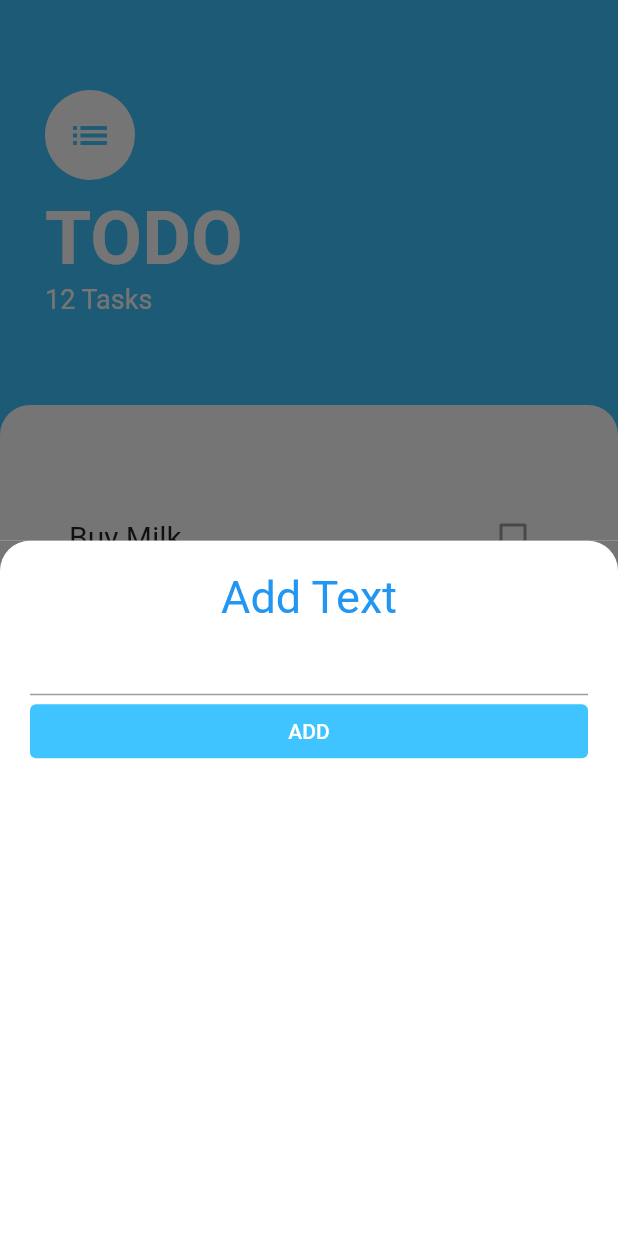
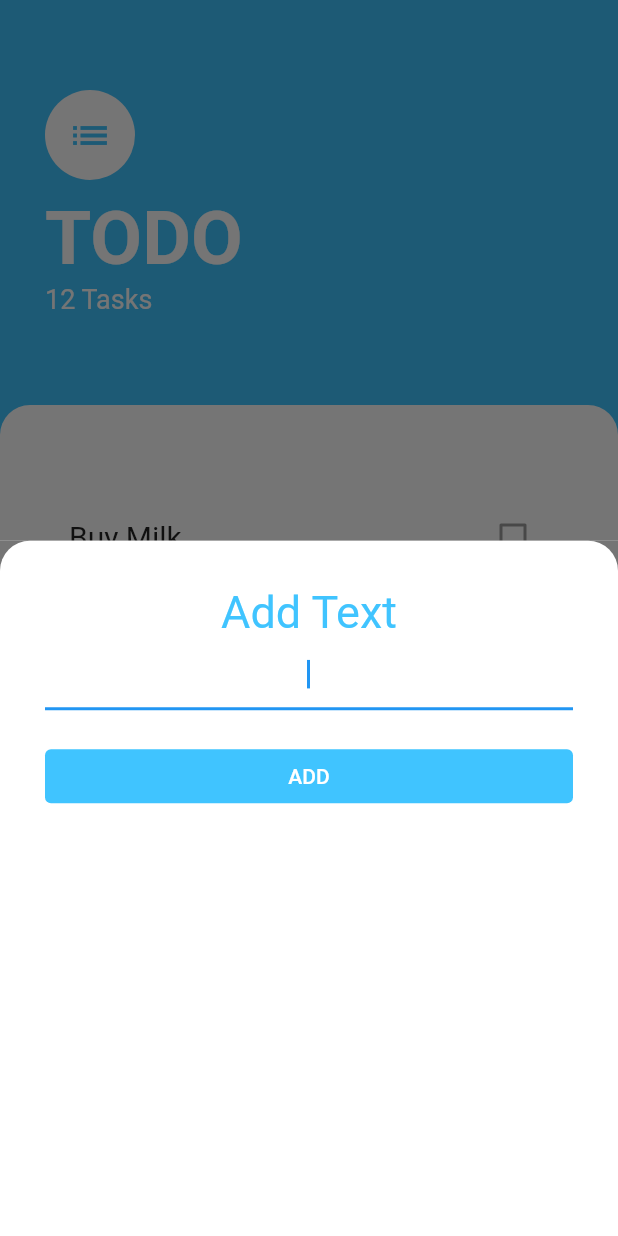
Before and after one commit to Akash701/ToDo, a Flutter app: the screen it shows after launch, after a tap on the "add" icon, on a phone screen of 412 x 824 dp. Run offline on Flutter 3.47's test engine with Material 2 defaults, Android fonts, the phone set to English and light mode, and no system bars.

Commit message:
Button and text added

```diff
--- a/lib/Screens/Add_task.dart
+++ b/lib/Screens/Add_task.dart
@@ -6,7 +6,7 @@ class TaskAdd extends StatelessWidget {
     return Container(
       color: Color(0xff757575),
       child: Container(
-        padding: EdgeInsets.all(20),
+        padding: EdgeInsets.all(30),
         decoration: BoxDecoration(
           color: Colors.white,
           borderRadius: BorderRadius.only(
@@ -22,11 +22,15 @@ class TaskAdd extends StatelessWidget {
               textAlign: TextAlign.center,
               style: TextStyle(
                 fontSize: 30,
-                color: Colors.blue,
+                color: Colors.lightBlueAccent,
               ),
             ),
             TextField(
-              decoration: InputDecoration(),
+              autofocus: true,
+              textAlign: TextAlign.center,
+            ),
+            SizedBox(
+              height: 20,
             ),
             TextButton(
               style: ButtonStyle(
--- a/lib/Screens/screens.dart
+++ b/lib/Screens/screens.dart
@@ -1,5 +1,6 @@
 import 'package:flutter/material.dart';
 import 'package:todo_app/Screens/Add_task.dart';
+import 'package:todo_app/Widgets/TaskList.dart';
 
 class TaskScreen extends StatelessWidget {
   @override
@@ -57,39 +58,7 @@ class TaskScreen extends StatelessWidget {
           ),
           Expanded(
             child: Container(
-              child: ListView(
-                padding:
-                    EdgeInsets.only(top: 60, left: 30, right: 30, bottom: 30),
-                children: [
-                  ListTile(
-                    title: Text(
-                      'Buy Milk',
-                      style: TextStyle(
-                        fontSize: 20,
-                      ),
-                    ),
-                    trailing: Checkbox(value: false),
-                  ),
-                  ListTile(
-                    title: Text(
-                      'Buy eggs',
-                      style: TextStyle(
-                        fontSize: 20,
-                      ),
-                    ),
-                    trailing: Checkbox(value: false),
-                  ),
-                  ListTile(
-                    title: Text(
-                      'Buy bread',
-                      style: TextStyle(
-                        fontSize: 20,
-                      ),
-                    ),
-                    trailing: Checkbox(value: false),
-                  ),
-                ],
-              ),
+              child: Tasklist(),
               decoration: BoxDecoration(
                 color: Colors.white,
                 borderRadius: BorderRadius.only(
--- /dev/null
+++ b/lib/Widgets/TaskList.dart
@@ -0,0 +1,16 @@
+import 'package:flutter/material.dart';
+import 'package:todo_app/Widgets/TaskTile.dart';
+
+class Tasklist extends StatelessWidget {
+  @override
+  Widget build(BuildContext context) {
+    return ListView(
+      padding: EdgeInsets.only(top: 60, left: 30, right: 30, bottom: 30),
+      children: [
+        Tasktile('Buy Milk'),
+        Tasktile('Buy Break'),
+        Tasktile('Buy Tea'),
+      ],
+    );
+  }
+}
--- /dev/null
+++ b/lib/Widgets/TaskTile.dart
@@ -0,0 +1,18 @@
+import 'package:flutter/material.dart';
+
+class Tasktile extends StatelessWidget {
+  Tasktile(this.listname);
+  final String listname;
+  @override
+  Widget build(BuildContext context) {
+    return ListTile(
+      title: Text(
+        listname,
+        style: TextStyle(
+          fontSize: 20,
+        ),
+      ),
+      trailing: Checkbox(value: false),
+    );
+  }
+}
```
